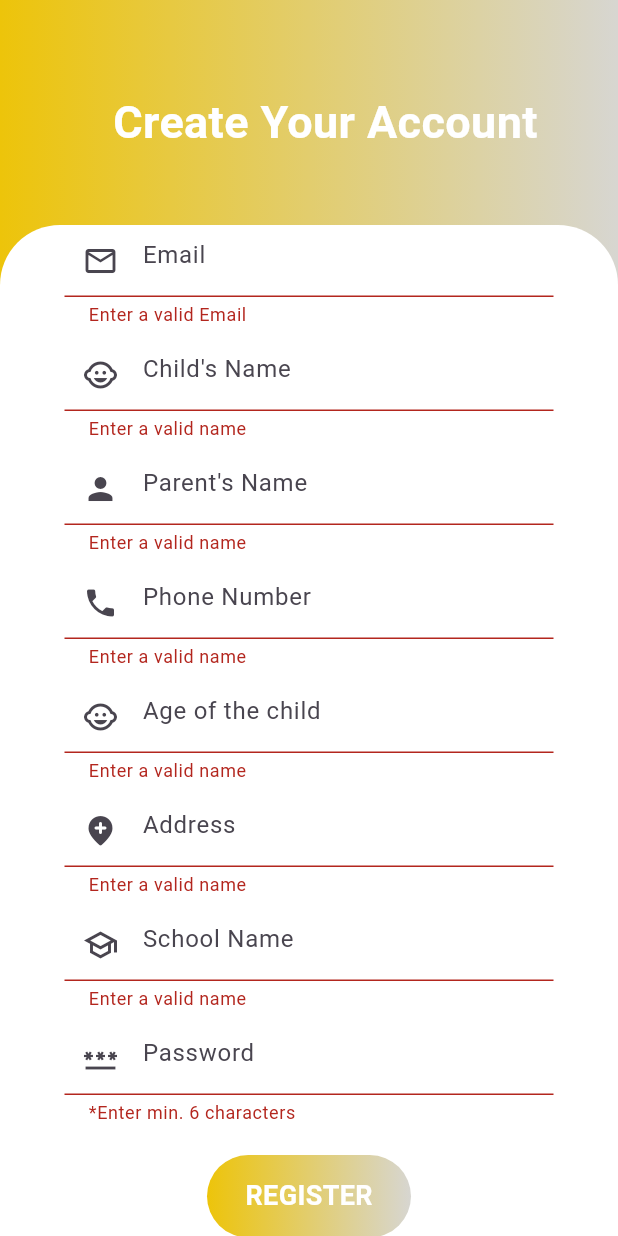
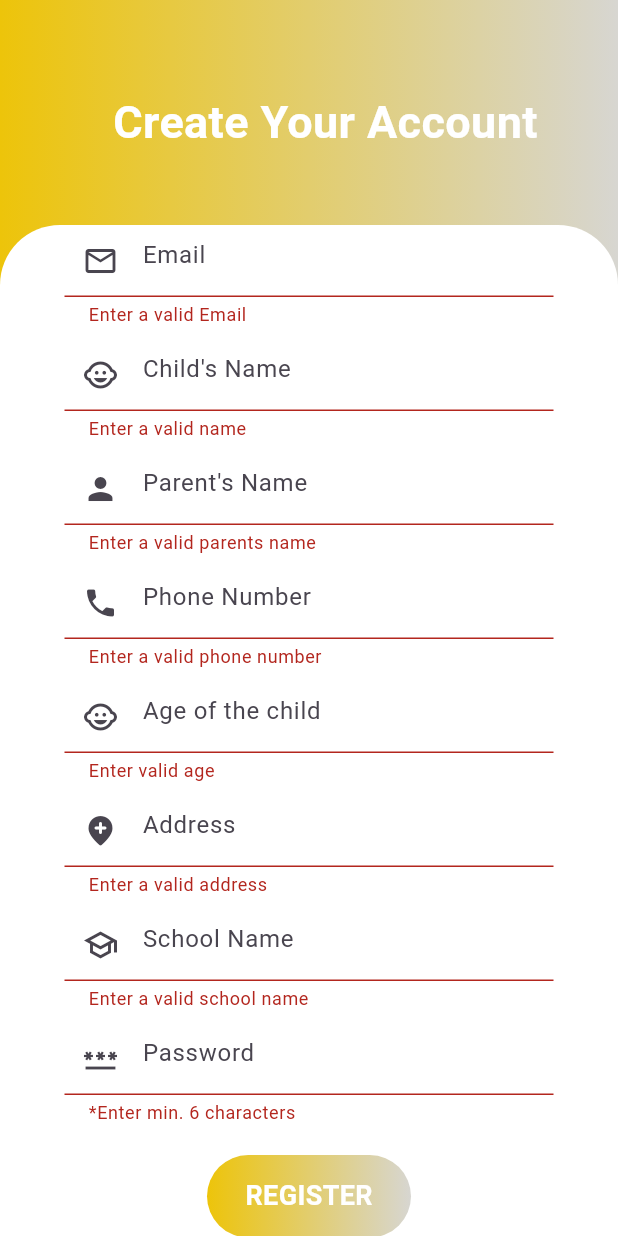
Before and after one commit to Takalani-Nedzanani/Transport_App, a Flutter app: the Registration screen opened directly, after a tap on "REGISTER", on a phone screen of 412 x 824 dp. Run offline on Flutter 3.47's test engine with Material 3 defaults, Android fonts, the phone set to English and light mode, and no system bars; our stand-ins replace cloud_firestore, email_validator, firebase_auth, firebase_core, geolocator, google_fonts and 2 more; accounts and stored records are empty.

Commit message:
modified coding lines

```diff
--- a/lib/pages/register.dart
+++ b/lib/pages/register.dart
@@ -207,7 +207,7 @@ class _RegistrationState extends State<Registration> {
                                   if (value == null ||
                                       value.isEmpty ||
                                       value.length <= 2) {
-                                    return "Enter a valid name";
+                                    return "Enter a valid parents name";
                                   }
                                   return null;
                                 },
@@ -244,7 +244,7 @@ class _RegistrationState extends State<Registration> {
                                   if (value == null ||
                                       value.isEmpty ||
                                       value.length <= 2) {
-                                    return "Enter a valid name";
+                                    return "Enter a valid phone number";
                                   }
                                   return null;
                                 },
@@ -282,7 +282,7 @@ class _RegistrationState extends State<Registration> {
                                   if (value == null ||
                                       value.isEmpty ||
                                       value.length <= 2) {
-                                    return "Enter a valid name";
+                                    return "Enter valid age";
                                   }
                                   return null;
                                 },
@@ -320,7 +320,7 @@ class _RegistrationState extends State<Registration> {
                                   if (value == null ||
                                       value.isEmpty ||
                                       value.length <= 2) {
-                                    return "Enter a valid name";
+                                    return "Enter a valid address";
                                   }
                                   return null;
                                 },
@@ -358,7 +358,7 @@ class _RegistrationState extends State<Registration> {
                                   if (value == null ||
                                       value.isEmpty ||
                                       value.length <= 2) {
-                                    return "Enter a valid name";
+                                    return "Enter a valid school name";
                                   }
                                   return null;
                                 },
--- a/lib/pages/user/home_page.dart
+++ b/lib/pages/user/home_page.dart
@@ -162,8 +162,8 @@ class _HomeState extends State<Home> {
 
   void _showPickupAlert(bool pickedUp) {
     final message = pickedUp
-        ? '🎉 You have been picked up by the Driver!'
-        : '🚨 You are no longer marked as picked up.';
+        ? '🎉 picked up by the Bus Driver!'
+        : '🚨 Not picked up by the Bus Driver.';
     showDialog(
       context: context,
       builder: (_) => AlertDialog(
```
